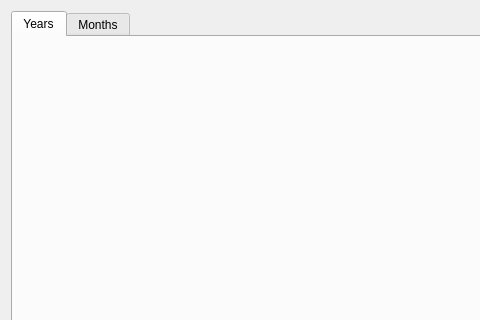
First picture: the form in desktop-widgets/chartwidget.ui, repository subsurface/subsurface, before the edit; both pictures show x 0 to 480 and y 0 to 320 of the 1000 by 600 pixel window.
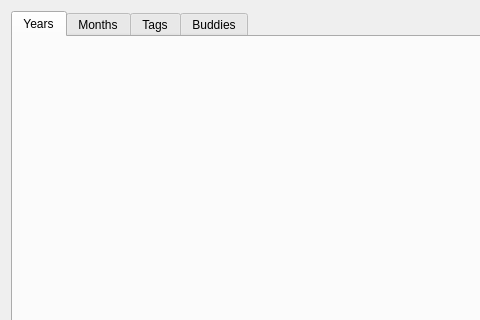
Second picture: the form after the edit.

Commit message:
Add tag and buddy statistics charts
Create models for tag statistics and buddy statistics

Add tabs and bar charts to the ChartWidget to display statistics for
tags and buddies.

Diff of the .ui file:
```diff
--- a/desktop-widgets/chartwidget.ui
+++ b/desktop-widgets/chartwidget.ui
@@ -38,6 +38,16 @@
        <string>Months</string>
       </attribute>
      </widget>
+     <widget class="QWidget" name="tabTagStats">
+      <attribute name="title">
+       <string>Tags</string>
+      </attribute>
+     </widget>
+     <widget class="QWidget" name="tabBuddyStats">
+      <attribute name="title">
+       <string>Buddies</string>
+      </attribute>
+     </widget>
     </widget>
    </item>
   </layout>
```
The commit also changes 7 other files.
